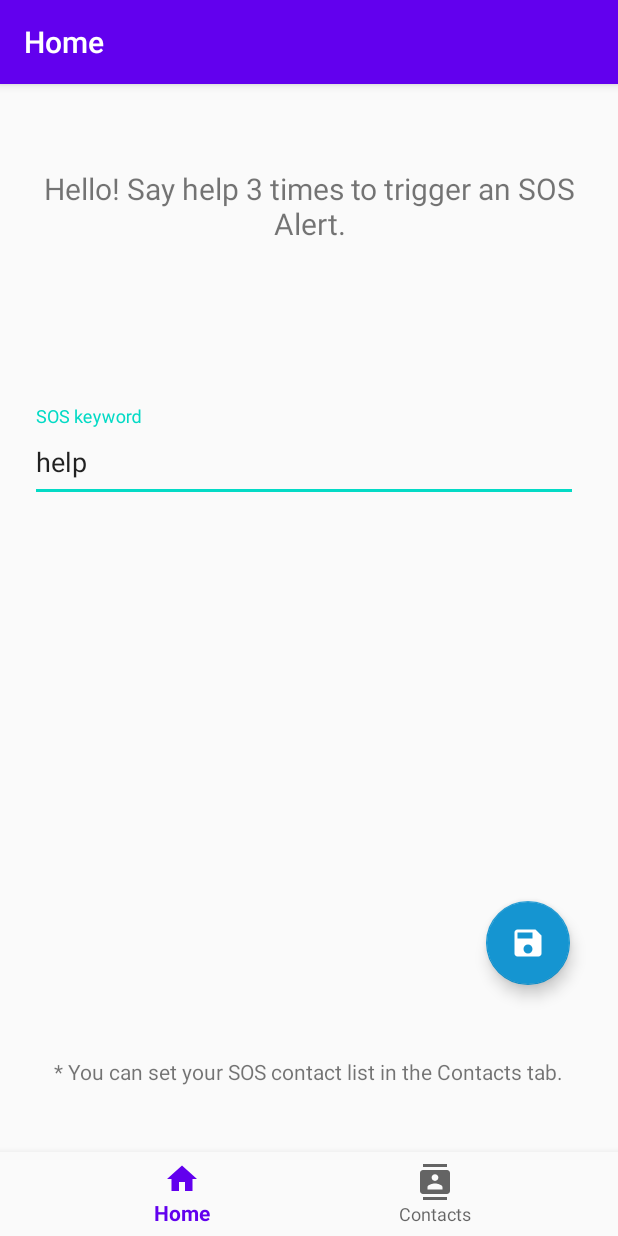
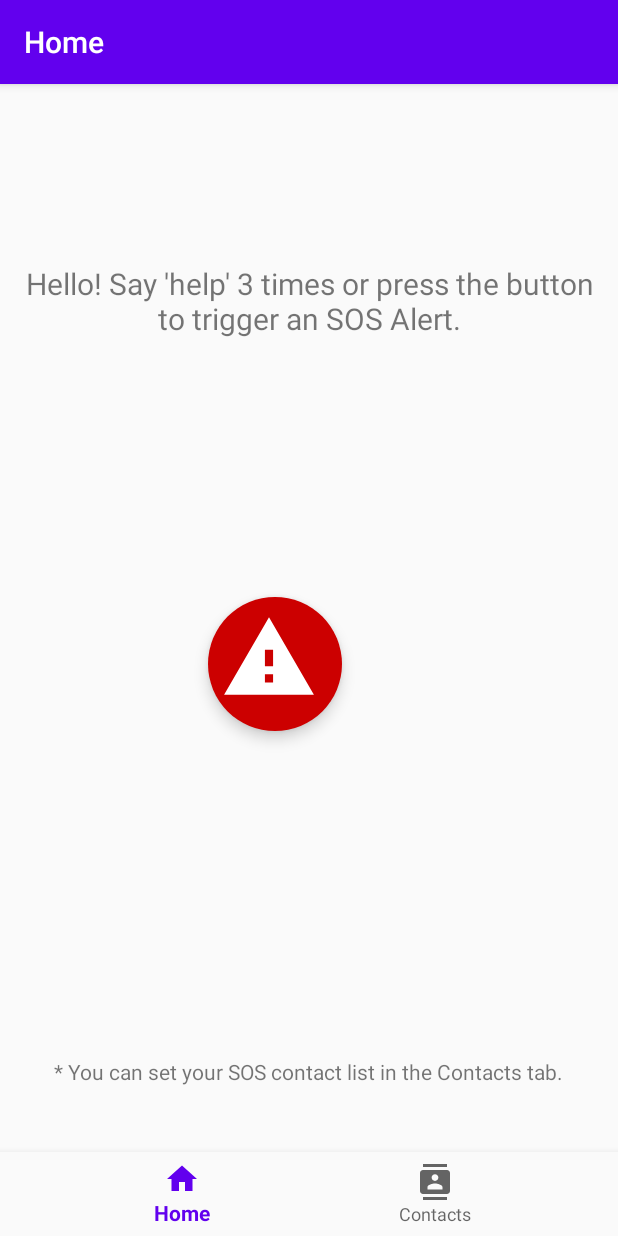
Before and after one commit to tanmayvij/sos-app, an Android app: the screen it shows after launch (MainActivity), on a phone screen of 412 x 824 dp. Run offline under Robolectric (Android 15) with nearby library versions, the phone set to English and light mode, and no system bars; our stand-ins replace navigation-ui.

Commit message:
Saving contacts and layout change

```diff
--- a/app/src/main/java/com/example/sosapp/ui/home/HomeFragment.java
+++ b/app/src/main/java/com/example/sosapp/ui/home/HomeFragment.java
@@ -12,6 +12,7 @@ import androidx.fragment.app.Fragment;
 import androidx.lifecycle.Observer;
 import androidx.lifecycle.ViewModelProviders;
 
+import com.example.sosapp.MainActivity;
 import com.example.sosapp.R;
 import com.google.android.material.floatingactionbutton.FloatingActionButton;
 import com.google.android.material.snackbar.Snackbar;
@@ -33,11 +34,12 @@ public class HomeFragment extends Fragment {
             }
         });
 
-        FloatingActionButton fab = root.findViewById(R.id.save);
+        FloatingActionButton fab = root.findViewById(R.id.sos);
         fab.setOnClickListener(new View.OnClickListener() {
             @Override
             public void onClick(View v) {
-                Snackbar.make(v, "Saved successfully.", Snackbar.LENGTH_LONG)
+                ((MainActivity)getActivity()).doAction();
+                Snackbar.make(v, "SOS Triggered!", Snackbar.LENGTH_LONG)
                         .setAction("Action", null).show();
             }
         });
--- a/app/src/main/java/com/example/sosapp/ui/home/HomeViewModel.java
+++ b/app/src/main/java/com/example/sosapp/ui/home/HomeViewModel.java
@@ -10,7 +10,7 @@ public class HomeViewModel extends ViewModel {
 
     public HomeViewModel() {
         mText = new MutableLiveData<>();
-        mText.setValue("Hello! Say help 3 times to trigger an SOS Alert.");
+        mText.setValue("Hello! Say 'help' 3 times or press the button to trigger an SOS Alert.");
     }
 
     public LiveData<String> getText() {
--- /dev/null
+++ b/app/src/main/res/drawable/ic_sos.xml
@@ -0,0 +1,5 @@
+<vector android:height="24dp" android:tint="#FFFFFF"
+    android:viewportHeight="24.0" android:viewportWidth="24.0"
+    android:width="24dp" xmlns:android="http://schemas.android.com/apk/res/android">
+    <path android:fillColor="#FF000000" android:pathData="M1,21h22L12,2 1,21zM13,18h-2v-2h2v2zM13,14h-2v-4h2v4z"/>
+</vector>
--- a/app/src/main/res/layout/fragment_home.xml
+++ b/app/src/main/res/layout/fragment_home.xml
@@ -19,34 +19,7 @@
         app:layout_constraintHorizontal_bias="0.0"
         app:layout_constraintStart_toStartOf="parent"
         app:layout_constraintTop_toTopOf="parent"
-        app:layout_constraintVertical_bias="0.0" />
-
-    <com.google.android.material.textfield.TextInputLayout
-        android:id="@+id/sos_input_layout"
-        android:layout_width="match_parent"
-        android:layout_height="wrap_content"
-        android:layout_marginStart="20dp"
-        android:layout_marginEnd="20dp"
-        app:layout_constraintBottom_toBottomOf="parent"
-        app:layout_constraintEnd_toEndOf="parent"
-        app:layout_constraintStart_toStartOf="parent"
-        app:layout_constraintTop_toTopOf="parent"
-        app:layout_constraintVertical_bias="0.245">
-
-        <EditText
-            android:id="@+id/sosKeyword"
-            android:layout_width="365dp"
-            android:layout_height="53dp"
-            android:layout_marginTop="120dp"
-            android:ems="10"
-            android:hint="@string/keywordFieldText"
-            android:inputType="textPersonName"
-            android:text="@string/defaultKeyword"
-            app:layout_constraintEnd_toEndOf="parent"
-            app:layout_constraintStart_toStartOf="parent"
-            app:layout_constraintTop_toBottomOf="@+id/text_home" />
-
-    </com.google.android.material.textfield.TextInputLayout>
+        app:layout_constraintVertical_bias="0.096" />
 
     <TextView
         android:id="@+id/helpText"
@@ -59,15 +32,20 @@
         app:layout_constraintStart_toStartOf="parent" />
 
     <com.google.android.material.floatingactionbutton.FloatingActionButton
-        android:id="@+id/save"
-        android:layout_width="wrap_content"
-        android:layout_height="wrap_content"
-        android:layout_marginEnd="32dp"
-        android:layout_marginBottom="48dp"
-        android:clickable="true"
-        android:foregroundTint="#FFFFFF"
-        android:src="@drawable/ic_save"
-        app:backgroundTint="#1595D1"
+        android:id="@+id/sos"
+        android:layout_width="89dp"
+        android:layout_height="90dp"
+        android:padding="0dp"
+        android:scaleType="fitCenter"
+        android:src="@drawable/ic_sos"
+        app:backgroundTint="@android:color/holo_red_dark"
+        app:borderWidth="0dp"
+        app:fabCustomSize="82dp"
         app:layout_constraintBottom_toTopOf="@+id/helpText"
-        app:layout_constraintEnd_toEndOf="parent" />
+        app:layout_constraintEnd_toEndOf="parent"
+        app:layout_constraintHorizontal_bias="0.424"
+        app:layout_constraintStart_toStartOf="parent"
+        app:layout_constraintTop_toTopOf="parent"
+        app:layout_constraintVertical_bias="0.574"
+        app:useCompatPadding="true" />
 </androidx.constraintlayout.widget.ConstraintLayout>
--- a/app/src/main/res/values/dimens.xml
+++ b/app/src/main/res/values/dimens.xml
@@ -1,5 +1,6 @@
-<resources>
+<resources xmlns:tools="http://schemas.android.com/tools">
     <!-- Default screen margins, per the Android Design guidelines. -->
     <dimen name="activity_horizontal_margin">16dp</dimen>
     <dimen name="activity_vertical_margin">16dp</dimen>
+    <dimen name="design_fab_image_size" tools:override="true">65dp</dimen>
 </resources>
```
Also changed, not shown: app/src/main/java/com/example/sosapp/ui/dashboard/DashboardFragment.java (+40 -1 lines).
